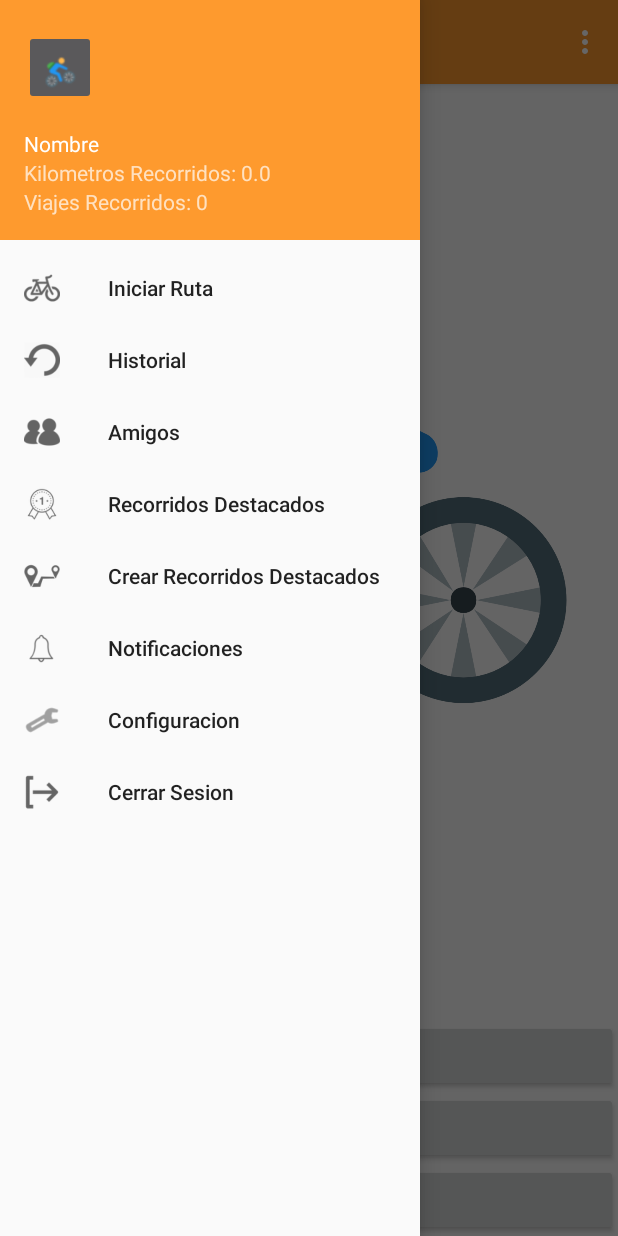
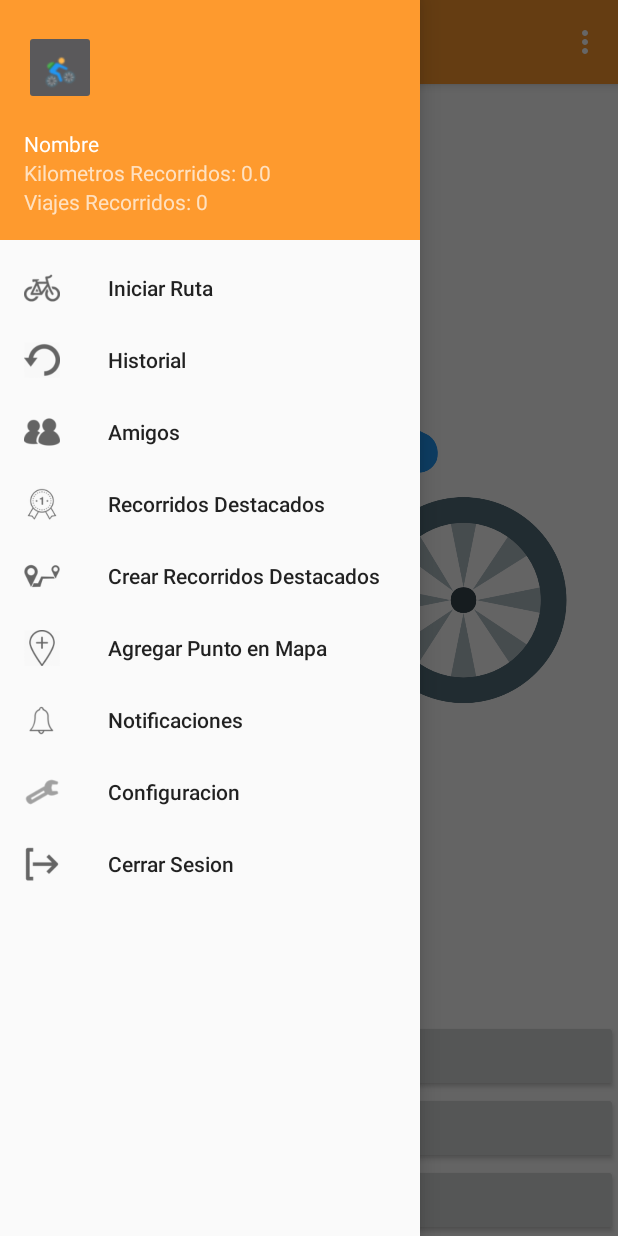
Before and after one commit to PUJCompMovM1730/BikeTrip, an Android app: the screen it shows after launch once a user with an empty profile is signed in (MenuPrincipal), with the side drawer open, on a phone screen of 412 x 824 dp. Run offline under Robolectric (Android 15) with nearby library versions, the phone set to English and light mode, and no system bars; our stand-ins replace Firebase (no records; nobody signed in at launch, a user with empty details on screens opened directly); libraries missing offline, so code that uses them is left out: com.facebook, com.facebook.login, com.firebase.ui; pictures from the network do not load; 6 statements that could not run were skipped.

Commit message:
Opcion de agregar punto en en el menu principal

```diff
--- a/Proyecto/Source/BikeTrip/app/build.gradle
+++ b/Proyecto/Source/BikeTrip/app/build.gradle
@@ -61,4 +61,5 @@ configurations.all {
 
 
 
+
 apply plugin: 'com.google.gms.google-services'
--- a/Proyecto/Source/BikeTrip/app/src/main/AndroidManifest.xml
+++ b/Proyecto/Source/BikeTrip/app/src/main/AndroidManifest.xml
@@ -81,7 +81,8 @@
             </intent-filter>
         </activity>
         <activity android:name=".CrearRecorridosDestacados" />
-        <activity android:name=".RecorridosDestacados"></activity>
+        <activity android:name=".RecorridosDestacados" />
+        <activity android:name=".CrearPunto"></activity>
     </application>
 
 </manifest>
--- a/Proyecto/Source/BikeTrip/app/src/main/res/menu/activity_menu_principal_drawer.xml
+++ b/Proyecto/Source/BikeTrip/app/src/main/res/menu/activity_menu_principal_drawer.xml
@@ -24,6 +24,10 @@
             android:id="@+id/nav_CrearRecorridosDestacados"
             android:icon="@drawable/crear_destacado"
             android:title="@string/CrearRecorridosDestacados" />
+        <item
+            android:id="@+id/nav_CrearPunto"
+            android:icon="@drawable/agregar_punto"
+            android:title="@string/AgregarPunto" />
 
 
         <item
--- a/Proyecto/Source/BikeTrip/app/src/main/res/values/strings.xml
+++ b/Proyecto/Source/BikeTrip/app/src/main/res/values/strings.xml
@@ -38,6 +38,7 @@
     <string name="Configuracion">Configuracion</string>
     <string name="RecorridosDestacados">Recorridos Destacados</string>
     <string name="CrearRecorridosDestacados">Crear Recorridos Destacados</string>
+    <string name="AgregarPunto">Agregar Punto en Mapa</string>
     <string name="CerrarSesion">Cerrar Sesion</string>
 
 
```
Also changed, not shown: Proyecto/Source/BikeTrip/app/src/main/java/com/example/carlos/biketrip/CrearPunto.java (added, +24 -0 lines), Proyecto/Source/BikeTrip/app/src/main/java/com/example/carlos/biketrip/MenuPrincipal.java (+18 -2 lines), Proyecto/Source/BikeTrip/app/src/main/java/entidades/Punto.java (added, +8 -0 lines), Proyecto/Source/BikeTrip/app/src/main/res/layout/activity_crear_punto.xml (added, +9 -0 lines), Proyecto/Source/BikeTrip/app/src/main/res/drawable/agregar_punto.png (added).
